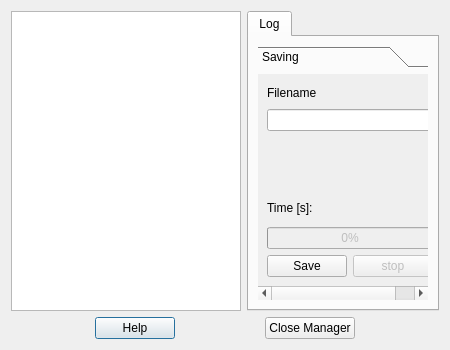
Old version of the form trunk/src/qrl_logs_manager.ui in the repository fcuzzocrea/QRTAILab.
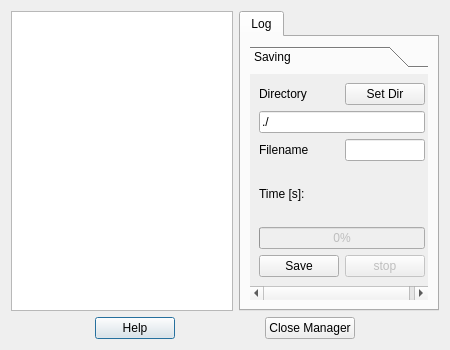
New version of the form. Icons and pictures are not drawn. Custom widgets are drawn as their Qt base class.

```diff
--- a/trunk/src/qrl_logs_manager.ui
+++ b/trunk/src/qrl_logs_manager.ui
@@ -134,7 +134,7 @@
            <rect>
             <x>0</x>
             <y>0</y>
-            <width>162</width>
+            <width>156</width>
             <height>225</height>
            </rect>
           </property>
@@ -142,17 +142,14 @@
            <string>Saving</string>
           </attribute>
           <layout class="QGridLayout" >
-           <item row="0" column="1" >
+           <item row="3" column="1" >
             <widget class="QLabel" name="label_2" >
              <property name="text" >
               <string>Filename</string>
              </property>
             </widget>
            </item>
-           <item row="1" column="1" colspan="4" >
-            <widget class="QLineEdit" name="fileLineEdit" />
-           </item>
-           <item row="8" column="1" colspan="2" >
+           <item row="10" column="1" colspan="2" >
             <widget class="QProgressBar" name="saveProgressBar" >
              <property name="enabled" >
               <bool>false</bool>
@@ -168,27 +165,67 @@
              </property>
             </widget>
            </item>
-           <item row="2" column="1" >
-            <spacer name="verticalSpacer" >
-             <property name="orientation" >
-              <enum>Qt::Vertical</enum>
-             </property>
-             <property name="sizeHint" stdset="0" >
-              <size>
-               <width>20</width>
-               <height>40</height>
-              </size>
-             </property>
-            </spacer>
-           </item>
-           <item row="3" column="1" >
+           <item row="5" column="1" >
             <widget class="QLabel" name="label" >
              <property name="text" >
               <string>Time [s]:</string>
              </property>
             </widget>
            </item>
-           <item row="7" column="1" >
+           <item row="11" column="1" >
+            <widget class="QPushButton" name="savePushButton" >
+             <property name="toolTip" >
+              <string>start saving</string>
+             </property>
+             <property name="text" >
+              <string>Save</string>
+             </property>
+             <property name="checkable" >
+              <bool>true</bool>
+             </property>
+             <property name="autoDefault" >
+              <bool>false</bool>
+             </property>
+            </widget>
+           </item>
+           <item row="11" column="2" >
+            <widget class="QPushButton" name="stopPushButton" >
+             <property name="enabled" >
+              <bool>false</bool>
+             </property>
+             <property name="toolTip" >
+              <string>stop saving</string>
+             </property>
+             <property name="text" >
+              <string>stop</string>
+             </property>
+            </widget>
+           </item>
+           <item row="0" column="1" >
+            <widget class="QLabel" name="label_3" >
+             <property name="text" >
+              <string>Directory</string>
+             </property>
+            </widget>
+           </item>
+           <item row="2" column="1" colspan="2" >
+            <widget class="QLineEdit" name="dirLineEdit" >
+             <property name="toolTip" >
+              <string>Directory in which the file will be saved</string>
+             </property>
+             <property name="text" >
+              <string>./</string>
+             </property>
+            </widget>
+           </item>
+           <item row="3" column="2" >
+            <widget class="QLineEdit" name="fileLineEdit" >
+             <property name="toolTip" >
+              <string>Filename</string>
+             </property>
+            </widget>
+           </item>
+           <item row="5" column="2" >
             <widget class="QwtCounter" name="timeCounter" >
              <property name="numButtons" >
               <number>0</number>
@@ -204,39 +241,13 @@
              </property>
             </widget>
            </item>
-           <item row="0" column="2" colspan="3" >
-            <spacer>
-             <property name="orientation" >
-              <enum>Qt::Horizontal</enum>
+           <item row="0" column="2" >
+            <widget class="QPushButton" name="dirPushButton" >
+             <property name="toolTip" >
+              <string>set directory for saving</string>
              </property>
-             <property name="sizeHint" stdset="0" >
-              <size>
-               <width>40</width>
-               <height>20</height>
-              </size>
-             </property>
-            </spacer>
-           </item>
-           <item row="9" column="1" >
-            <widget class="QPushButton" name="savePushButton" >
              <property name="text" >
-              <string>Save</string>
-             </property>
-             <property name="checkable" >
-              <bool>true</bool>
-             </property>
-             <property name="autoDefault" >
-              <bool>false</bool>
-             </property>
-            </widget>
-           </item>
-           <item row="9" column="2" >
-            <widget class="QPushButton" name="stopPushButton" >
-             <property name="enabled" >
-              <bool>false</bool>
-             </property>
-             <property name="text" >
-              <string>stop</string>
+              <string>Set Dir</string>
              </property>
             </widget>
            </item>
```
Left out of the diff: 3 changed lines with no effect on the pictures.
